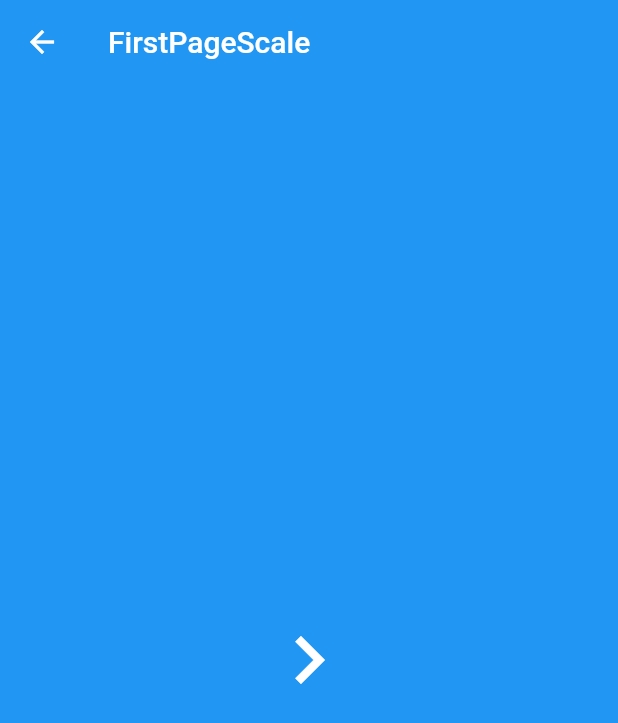
After one commit to no1harm/my_flutter_app, a Flutter app: the screen it shows after launch, after a tap on "路由动画-缩放", on a phone screen of 412 x 824 dp. The commit adds this screen. Shown: the top 723 px of the screen. Run offline on Flutter 3.47's test engine with Material 2 defaults, Android fonts, the phone set to English and light mode, and no system bars.

Commit message:
完成路由动画

```diff
--- a/lib/anomalyFooter.dart
+++ b/lib/anomalyFooter.dart
@@ -71,7 +71,7 @@ class _AnomalyFooterGuideState extends State<AnomalyFooterGuide> {
 }
 
 class AnomalyFooterPageGenarator extends StatefulWidget {
-  String _title;
+  final String _title;
   AnomalyFooterPageGenarator(this._title);
 
   @override
--- a/lib/main.dart
+++ b/lib/main.dart
@@ -2,6 +2,10 @@
 import 'package:flutter/material.dart';
 import 'footer.dart';
 import 'anomalyFooter.dart';
+import 'routerAnimation.dart';
+import 'routerAnimationScale.dart';
+import 'routerAnimationRotate.dart';
+import 'routerAnimationSlide.dart';
 
 void main() => runApp(new MyApp());
 
@@ -43,6 +47,38 @@ class HomePage extends StatelessWidget {
                 )
               },
             ),
+            new CustomButton(
+              title:'路由动画-渐隐',
+              onTap: () => {
+                Navigator.push(context,new  MaterialPageRoute(
+                  builder:(context) =>new FirstPage())
+                )
+              },
+            ),
+            new CustomButton(
+              title:'路由动画-缩放',
+              onTap: () => {
+                Navigator.push(context,new  MaterialPageRoute(
+                  builder:(context) =>new FirstPageScale())
+                )
+              },
+            ),
+            new CustomButton(
+              title:'路由动画-旋转',
+              onTap: () => {
+                Navigator.push(context,new  MaterialPageRoute(
+                  builder:(context) =>new FirstPageRotate())
+                )
+              },
+            ),
+            new CustomButton(
+              title:'路由动画-滑动',
+              onTap: () => {
+                Navigator.push(context,new  MaterialPageRoute(
+                  builder:(context) =>new FirstPageSlide())
+                )
+              },
+            ),
           ],
         )
       )
--- /dev/null
+++ b/lib/routerAnimationScale.dart
@@ -0,0 +1,56 @@
+import 'package:flutter/material.dart';
+import 'custome_router.dart';
+
+class FirstPageScale extends StatelessWidget {
+  @override
+  Widget build(BuildContext context) {
+    return new Scaffold(
+      backgroundColor: Colors.blue,
+      appBar: AppBar(
+        backgroundColor: Colors.blue,
+        title: Text('FirstPageScale'),
+        elevation: 0.0,
+        ), // AppBar 滚动时的融合程度
+      body: new Center(
+        child: new MaterialButton(
+          child: Icon(
+            Icons.navigate_next,
+            color:Colors.white,
+            size:64.0,
+          ),
+          onPressed: (){
+            Navigator.push(context,CustomRouteScale(
+              SecondPageScale())
+            );
+          },
+        ),
+      ),
+    );
+  }
+}
+
+class SecondPageScale extends StatelessWidget {
+  @override
+  Widget build(BuildContext context) {
+    return new Scaffold(
+      backgroundColor: Colors.pinkAccent,
+      appBar: AppBar(
+        leading:Container(),
+        backgroundColor: Colors.pinkAccent,
+        title: Text('SecondPageScale'),
+        elevation: 0.0,),
+      body: new Center(
+        child: new MaterialButton(
+          child: Icon(
+            Icons.navigate_before,
+            color:Colors.white,
+            size:64.0,
+          ),
+          onPressed: (){
+            Navigator.pop(context);
+          },
+        ),
+      ),
+    );
+  }
+}
```
Also changed, not shown: lib/custome_router.dart (added, +129 -0 lines), lib/routerAnimation.dart (added, +56 -0 lines), lib/routerAnimationRotate.dart (added, +56 -0 lines), lib/routerAnimationSlide.dart (added, +56 -0 lines).
